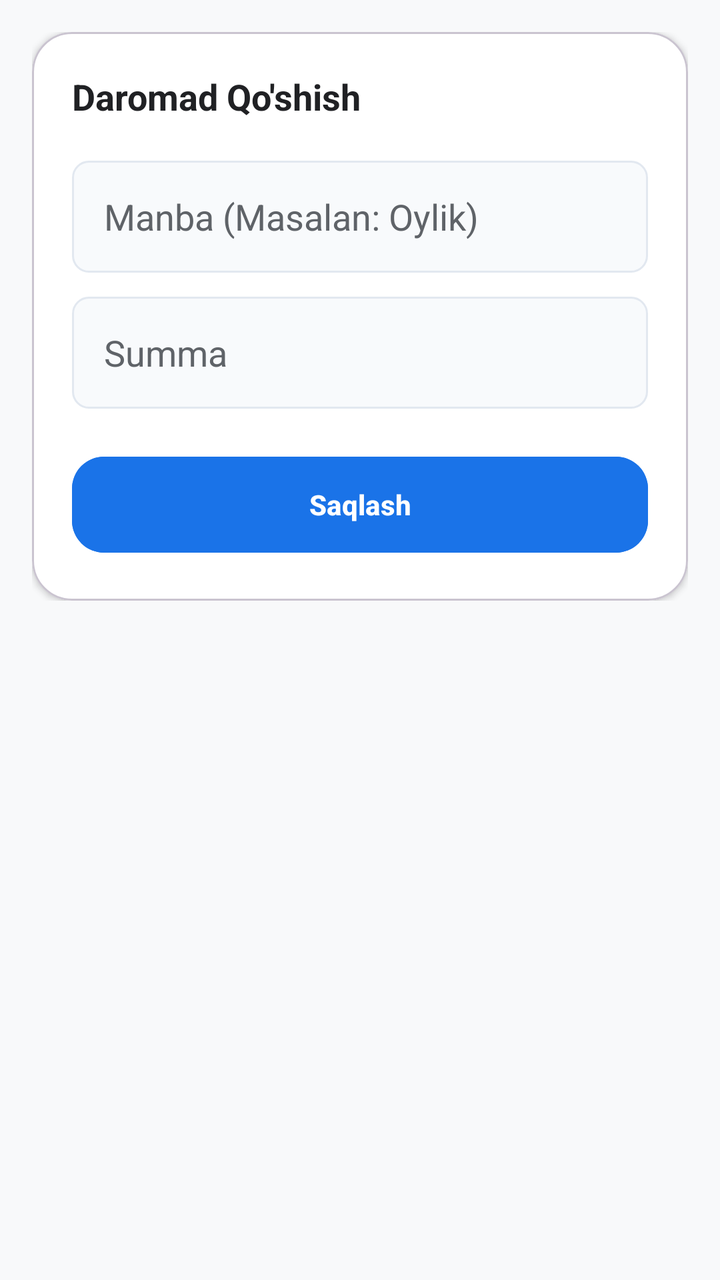
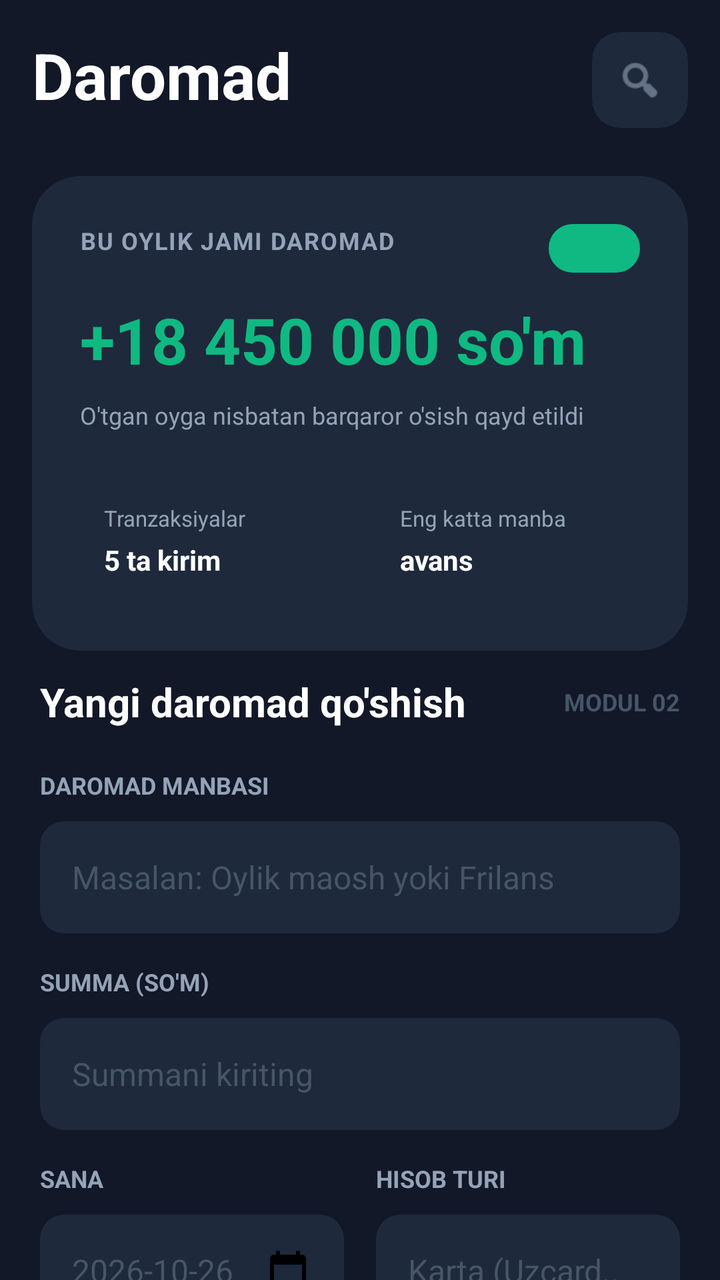

Screens rendered from an Android XML layout before and after an edit, with the pre-edit source and the edit as a unified diff.
<!-- AndroidManifest.xml: application theme Theme.Haftalikharajat -->
<!-- res/layout/fragment_income.xml -->
<?xml version="1.0" encoding="utf-8"?>
<androidx.core.widget.NestedScrollView xmlns:android="http://schemas.android.com/apk/res/android"
    xmlns:app="http://schemas.android.com/apk/res-auto"
    android:layout_width="match_parent"
    android:layout_height="match_parent"
    android:background="@color/background">

    <LinearLayout
        android:layout_width="match_parent"
        android:layout_height="wrap_content"
        android:orientation="vertical"
        android:padding="16dp">

        <com.google.android.material.card.MaterialCardView
            android:layout_width="match_parent"
            android:layout_height="wrap_content"
            app:cardCornerRadius="20dp"
            app:cardElevation="2dp"
            app:cardBackgroundColor="@color/surface">

            <LinearLayout
                android:layout_width="match_parent"
                android:layout_height="wrap_content"
                android:orientation="vertical"
                android:padding="20dp">

                <TextView
                    android:layout_width="wrap_content"
                    android:layout_height="wrap_content"
                    android:text="Daromad Qo'shish"
                    android:textSize="18sp"
                    android:textStyle="bold"
                    android:textColor="@color/on_surface"
                    android:layout_marginBottom="20dp"/>

                <EditText
                    android:id="@+id/etIncSource"
                    android:layout_width="match_parent"
                    android:layout_height="56dp"
                    android:hint="Manba (Masalan: Oylik)"
                    android:background="@drawable/edit_text_bg"
                    android:paddingHorizontal="16dp"
                    android:layout_marginBottom="12dp"
                    android:textColor="@color/black"
                    android:textColorHint="@color/secondary"/>

                <EditText
                    android:id="@+id/etIncAmount"
                    android:layout_width="match_parent"
                    android:layout_height="56dp"
                    android:hint="Summa"
                    android:inputType="numberDecimal"
                    android:background="@drawable/edit_text_bg"
                    android:paddingHorizontal="16dp"
                    android:layout_marginBottom="20dp"
                    android:textColor="@color/black"
                    android:textColorHint="@color/secondary"/>

                <Button
                    android:id="@+id/btnSaveInc"
                    android:layout_width="match_parent"
                    android:layout_height="56dp"
                    android:text="Saqlash"
                    android:backgroundTint="@color/primary"
                    android:textColor="@color/on_primary"
                    android:textStyle="bold"
                    app:cornerRadius="16dp"/>

            </LinearLayout>
        </com.google.android.material.card.MaterialCardView>

    </LinearLayout>
</androidx.core.widget.NestedScrollView>
<!-- resources referenced by this layout -->
<resources>
  <color name="background">#F8F9FA</color>
  <color name="black">#000000</color>
  <color name="on_primary">#FFFFFF</color>
  <color name="on_surface">#202124</color>
  <color name="primary">#1A73E8</color>
  <color name="secondary">#5F6368</color>
  <color name="surface">#FFFFFF</color>
  <!-- drawable edit_text_bg (drawable) -->
  <?xml version="1.0" encoding="utf-8"?>
  <shape xmlns:android="http://schemas.android.com/apk/res/android">
      <solid android:color="#F8FAFC"/>
      <stroke android:width="1dp" android:color="#E2E8F0"/>
      <corners android:radius="8dp"/>
  </shape>
  <style name="Theme.Haftalikharajat" parent="Base.Theme.Haftalikharajat" />
  <style name="Base.Theme.Haftalikharajat" parent="Theme.Material3.DayNight.NoActionBar">
          
          <item name="android:statusBarColor">#F0F2F5</item>
          <item name="android:windowLightStatusBar" tools:targetApi="m">true</item>
      </style>
</resources>

<!-- the commit's change to res/layout/fragment_income.xml (unified diff, before → after) -->
@@ -3,7 +3,7 @@
     xmlns:app="http://schemas.android.com/apk/res-auto"
     android:layout_width="match_parent"
     android:layout_height="match_parent"
-    android:background="@color/background">
+    android:background="#121827">
 
     <LinearLayout
         android:layout_width="match_parent"
@@ -11,63 +11,357 @@
         android:orientation="vertical"
         android:padding="16dp">
 
+        
+        <RelativeLayout
+            android:layout_width="match_parent"
+            android:layout_height="wrap_content"
+            android:layout_marginBottom="24dp">
+            <TextView
+                android:layout_width="wrap_content"
+                android:layout_height="wrap_content"
+                android:text="Daromad"
+                android:textColor="@color/white"
+                android:textSize="32sp"
+                android:textStyle="bold" />
+
+            <com.google.android.material.card.MaterialCardView
+                android:layout_width="48dp"
+                android:layout_height="48dp"
+                android:layout_alignParentEnd="true"
+                app:cardBackgroundColor="#1E293B"
+                app:cardCornerRadius="14dp"
+                app:strokeWidth="0dp">
+                <ImageView
+                    android:layout_width="24dp"
+                    android:layout_height="24dp"
+                    android:layout_gravity="center"
+                    android:src="@android:drawable/ic_menu_search"
+                    app:tint="#94A3B8"
+                    android:contentDescription="Qidiruv" />
+            </com.google.android.material.card.MaterialCardView>
+        </RelativeLayout>
+
+
+        
         <com.google.android.material.card.MaterialCardView
             android:layout_width="match_parent"
             android:layout_height="wrap_content"
-            app:cardCornerRadius="20dp"
-            app:cardElevation="2dp"
-            app:cardBackgroundColor="@color/surface">
+            app:cardCornerRadius="24dp"
+            app:cardBackgroundColor="#1E293B"
+            app:strokeWidth="0dp">
 
             <LinearLayout
                 android:layout_width="match_parent"
                 android:layout_height="wrap_content"
                 android:orientation="vertical"
-                android:padding="20dp">
+                android:padding="24dp">
+
+                <RelativeLayout
+                    android:layout_width="match_parent"
+                    android:layout_height="wrap_content">
+                    <TextView
+                        android:layout_width="wrap_content"
+                        android:layout_height="wrap_content"
+                        android:text="BU OYLIK JAMI DAROMAD"
+                        android:textColor="#94A3B8"
+                        android:textSize="12sp"
+                        android:textStyle="bold"
+                        android:letterSpacing="0.05"/>
+
+                    <TextView
+                        android:layout_width="wrap_content"
+                        android:layout_height="wrap_content"
+                        android:layout_alignParentEnd="true"
+                        android:text="+15%"
+                        android:textColor="#10B981"
+                        android:textSize="12sp"
+                        android:textStyle="bold"
+                        android:background="@drawable/status_bg_green"
+                        android:paddingLeft="8dp"
+                        android:paddingRight="8dp"
+                        android:paddingTop="4dp"
+                        android:paddingBottom="4dp"/>
+                </RelativeLayout>
+
+                <TextView
+                    android:id="@+id/tvTotalMonthlyIncome"
+                    android:layout_width="wrap_content"
+                    android:layout_height="wrap_content"
+                    android:text="+18 450 000 so'm"
+                    android:textColor="#10B981"
+                    android:textSize="32sp"
+                    android:textStyle="bold"
+                    android:layout_marginTop="12dp"/>
 
                 <TextView
                     android:layout_width="wrap_content"
                     android:layout_height="wrap_content"
-                    android:text="Daromad Qo'shish"
-                    android:textSize="18sp"
-                    android:textStyle="bold"
-                    android:textColor="@color/on_surface"
-                    android:layout_marginBottom="20dp"/>
-
-                <EditText
-                    android:id="@+id/etIncSource"
+                    android:text="O'tgan oyga nisbatan barqaror o'sish qayd etildi"
+                    android:textColor="#94A3B8"
+                    android:textSize="12sp"
+                    android:layout_marginTop="8dp"/>
+
+                <LinearLayout
                     android:layout_width="match_parent"
-                    android:layout_height="56dp"
-                    android:hint="Manba (Masalan: Oylik)"
-                    android:background="@drawable/edit_text_bg"
-                    android:paddingHorizontal="16dp"
-                    android:layout_marginBottom="12dp"
-                    android:textColor="@color/black"
-                    android:textColorHint="@color/secondary"/>
-
-                <EditText
-                    android:id="@+id/etIncAmount"
-                    android:layout_width="match_parent"
-                    android:layout_height="56dp"
-                    android:hint="Summa"
-                    android:inputType="numberDecimal"
-                    android:background="@drawable/edit_text_bg"
-                    android:paddingHorizontal="16dp"
-                    android:layout_marginBottom="20dp"
-                    android:textColor="@color/black"
-                    android:textColorHint="@color/secondary"/>
-
-                <Button
-                    android:id="@+id/btnSaveInc"
-                    android:layout_width="match_parent"
-                    android:layout_height="56dp"
-                    android:text="Saqlash"
-                    android:backgroundTint="@color/primary"
-                    android:textColor="@color/on_primary"
-                    android:textStyle="bold"
-                    app:cornerRadius="16dp"/>
+                    android:layout_height="wrap_content"
+                    android:orientation="horizontal"
+                    android:layout_marginTop="24dp">
+
+                    <LinearLayout
+                        android:layout_width="0dp"
+                        android:layout_height="wrap_content"
+                        android:layout_weight="1"
+                        android:orientation="vertical"
+                        android:padding="12dp"
+                        android:background="@drawable/bg_input_dark"
+                        android:layout_marginEnd="8dp">
+                        <TextView
+                            android:layout_width="wrap_content"
+                            android:layout_height="wrap_content"
+                            android:text="Tranzaksiyalar"
+                            android:textColor="#94A3B8"
+                            android:textSize="11sp" />
+                        <TextView
+                            android:id="@+id/tvSummaryIncCount"
+                            android:layout_width="wrap_content"
+                            android:layout_height="wrap_content"
+                            android:text="5 ta kirim"
+                            android:textColor="@color/white"
+                            android:textStyle="bold"
+                            android:layout_marginTop="4dp"
+                            android:textSize="14sp"/>
+                    </LinearLayout>
+
+                    <LinearLayout
+                        android:layout_width="0dp"
+                        android:layout_height="wrap_content"
+                        android:layout_weight="1"
+                        android:orientation="vertical"
+                        android:padding="12dp"
+                        android:background="@drawable/bg_input_dark"
+                        android:layout_marginStart="8dp">
+                        <TextView
+                            android:layout_width="wrap_content"
+                            android:layout_height="wrap_content"
+                            android:text="Eng katta manba"
+                            android:textColor="#94A3B8"
+                            android:textSize="11sp" />
+                        <TextView
+                            android:id="@+id/tvTopSource"
+                            android:layout_width="wrap_content"
+                            android:layout_height="wrap_content"
+                            android:text="avans"
+                            android:textColor="@color/white"
+                            android:textStyle="bold"
+                            android:layout_marginTop="4dp"
+                            android:textSize="14sp"/>
+                    </LinearLayout>
+                </LinearLayout>
 
             </LinearLayout>
         </com.google.android.material.card.MaterialCardView>
 
+
+        
+        <LinearLayout
+            android:layout_width="match_parent"
+            android:layout_height="wrap_content"
+            android:orientation="vertical"
+            android:layout_marginTop="8dp"
+            android:padding="4dp">
+
+            <RelativeLayout
+                android:layout_width="match_parent"
+                android:layout_height="wrap_content"
+                android:layout_marginBottom="20dp">
+                <TextView
+                    android:layout_width="wrap_content"
+                    android:layout_height="wrap_content"
+                    android:text="Yangi daromad qo'shish"
+                    android:textColor="@color/white"
+                    android:textSize="20sp"
+                    android:textStyle="bold" />
+                <TextView
+                    android:layout_width="wrap_content"
+                    android:layout_height="wrap_content"
+                    android:layout_alignParentEnd="true"
+                    android:layout_centerVertical="true"
+                    android:text="MODUL 02"
+                    android:textColor="#475569"
+                    android:textSize="12sp"
+                    android:textStyle="bold" />
+            </RelativeLayout>
+
+            <TextView
+                android:layout_width="wrap_content"
+                android:layout_height="wrap_content"
+                android:text="DAROMAD MANBASI"
+                android:textColor="#94A3B8"
+                android:textSize="12sp"
+                android:textStyle="bold"
+                android:layout_marginBottom="10dp"/>
+            <EditText
+                android:id="@+id/etIncSource"
+                android:layout_width="match_parent"
+                android:layout_height="56dp"
+                android:hint="Masalan: Oylik maosh yoki Frilans"
+                android:textColor="@color/white"
+                android:textColorHint="#475569"
+                android:background="@drawable/bg_input_dark"
+                android:paddingLeft="16dp"
+                android:paddingRight="16dp"
+                android:layout_marginBottom="16dp"
+                android:textSize="16sp"/>
+
+            <TextView
+                android:layout_width="wrap_content"
+                android:layout_height="wrap_content"
+                android:text="SUMMA (SO'M)"
+                android:textColor="#94A3B8"
+                android:textSize="12sp"
+                android:textStyle="bold"
+                android:layout_marginBottom="10dp"/>
+            <EditText
+                android:id="@+id/etIncAmount"
+                android:layout_width="match_parent"
+                android:layout_height="56dp"
+                android:hint="Summani kiriting"
+                android:inputType="numberDecimal"
+                android:textColor="@color/white"
+                android:textColorHint="#475569"
+                android:background="@drawable/bg_input_dark"
+                android:paddingLeft="16dp"
+                android:paddingRight="16dp"
+                android:layout_marginBottom="16dp"
+                android:textSize="16sp"/>
+
+            <LinearLayout
+                android:layout_width="match_parent"
+                android:layout_height="wrap_content"
+                android:orientation="horizontal">
+                <LinearLayout
+                    android:layout_width="0dp"
+                    android:layout_height="wrap_content"
+                    android:layout_weight="1"
+                    android:orientation="vertical"
+                    android:layout_marginEnd="8dp">
+                    <TextView
+                        android:layout_width="wrap_content"
+                        android:layout_height="wrap_content"
+                        android:text="SANA"
+                        android:textColor="#94A3B8"
+                        android:textSize="12sp"
+                        android:textStyle="bold"
+                        android:layout_marginBottom="10dp"/>
+                    <RelativeLayout
+                        android:id="@+id/rlDateContainer"
+                        android:layout_width="match_parent"
+                        android:layout_height="56dp"
+                        android:background="@drawable/bg_input_dark"
+                        android:paddingLeft="16dp"
+                        android:paddingRight="16dp">
+                        <EditText
+                            android:id="@+id/etIncDate"
+                            android:layout_width="match_parent"
+                            android:layout_height="match_parent"
+                            android:background="@null"
+                            android:hint="2026-10-26"
+                            android:focusable="false"
+                            android:clickable="false"
+                            android:textColor="@color/white"
+                            android:textColorHint="#475569"
+                            android:textSize="16sp"/>
+                        <ImageView
+                            android:id="@+id/ivCalendarIcon"
+                            android:layout_width="24dp"
+                            android:layout_height="24dp"
+                            android:layout_alignParentEnd="true"
+                            android:layout_centerVertical="true"
+                            android:src="@drawable/ic_calendar"
+                            app:tint="@color/black"/>
+                    </RelativeLayout>
+                </LinearLayout>
+
+                <LinearLayout
+                    android:layout_width="0dp"
+                    android:layout_height="wrap_content"
+                    android:layout_weight="1"
+                    android:orientation="vertical"
+                    android:layout_marginStart="8dp">
+                    <TextView
+                        android:layout_width="wrap_content"
+                        android:layout_height="wrap_content"
+                        android:text="HISOB TURI"
+                        android:textColor="#94A3B8"
+                        android:textSize="12sp"
+                        android:textStyle="bold"
+                        android:layout_marginBottom="10dp"/>
+                    <AutoCompleteTextView
+                        android:id="@+id/actvAccountType"
+                        android:layout_width="match_parent"
+                        android:layout_height="56dp"
+                        android:hint="Karta (Uzcard.."
+                        android:textColor="@color/white"
+                        android:textColorHint="#475569"
+                        android:background="@drawable/bg_input_dark"
+                        android:paddingLeft="16dp"
+                        android:paddingRight="16dp"
+                        android:textSize="16sp"
+                        android:completionThreshold="1"/>
+                </LinearLayout>
+            </LinearLayout>
+
+            <Button
+                android:id="@+id/btnSaveInc"
+                android:layout_width="match_parent"
+                android:layout_height="64dp"
+                android:text="DAROMADNI SAQLASH"
+                android:layout_marginTop="32dp"
+                android:backgroundTint="#3B82F6"
+                android:textColor="@color/white"
+                android:textStyle="bold"
+                android:textSize="16sp"
+                app:cornerRadius="16dp"/>
+        </LinearLayout>
+
+
+        <LinearLayout
+            android:layout_width="match_parent"
+            android:layout_height="wrap_content"
+            android:orientation="horizontal"
+            android:layout_marginTop="24dp"
+            android:layout_marginBottom="16dp"
+            android:gravity="center_vertical">
+
+            <TextView
+                android:layout_width="0dp"
+                android:layout_height="wrap_content"
+                android:layout_weight="1"
+                android:text="Daromadlar ro'yxati"
+                android:textSize="18sp"
+                android:textStyle="bold"
+                android:textColor="@color/white"/>
+
+            <TextView
+                android:id="@+id/tvIncomeCount"
+                android:layout_width="wrap_content"
+                android:layout_height="wrap_content"
+                android:text="5 TA KIRIM"
+                android:textSize="11sp"
+                android:textStyle="bold"
+                android:textColor="#3B82F6"
+                android:background="@drawable/bg_input_dark"
+                android:paddingLeft="12dp"
+                android:paddingRight="12dp"
+                android:paddingTop="6dp"
+                android:paddingBottom="6dp"/>
+        </LinearLayout>
+
+        <androidx.recyclerview.widget.RecyclerView
+            android:id="@+id/rvIncomes"
+            android:layout_width="match_parent"
+            android:layout_height="wrap_content"
+            android:nestedScrollingEnabled="false"/>
+
     </LinearLayout>
 </androidx.core.widget.NestedScrollView>
<!-- resource entries referenced after the edit -->
@@ -1,23 +1,38 @@
 <!-- resources referenced by this layout -->
 <resources>
-  <color name="background">#F8F9FA</color>
   <color name="black">#000000</color>
-  <color name="on_primary">#FFFFFF</color>
-  <color name="on_surface">#202124</color>
-  <color name="primary">#1A73E8</color>
-  <color name="secondary">#5F6368</color>
-  <color name="surface">#FFFFFF</color>
-  <!-- drawable edit_text_bg (drawable) -->
+  <color name="white">#FFFFFF</color>
+  <!-- drawable bg_input_dark (drawable) -->
   <?xml version="1.0" encoding="utf-8"?>
   <shape xmlns:android="http://schemas.android.com/apk/res/android">
-      <solid android:color="#F8FAFC"/>
-      <stroke android:width="1dp" android:color="#E2E8F0"/>
-      <corners android:radius="8dp"/>
+      <solid android:color="#1E293B" />
+      <corners android:radius="12dp" />
   </shape>
+  <!-- drawable ic_calendar (drawable) -->
+  <vector xmlns:android="http://schemas.android.com/apk/res/android"
+      android:width="24dp"
+      android:height="24dp"
+      android:viewportWidth="24"
+      android:viewportHeight="24"
+      android:tint="?attr/colorControlNormal">
+    <path
+        android:fillColor="@android:color/white"
+        android:pathData="M19,4h-1V2h-2v2H8V2H6v2H5C3.89,4 3.01,4.9 3.01,6L3,20c0,1.1 0.89,2 2,2h14c1.1,0 2,-0.9 2,-2V6C21,4.9 20.1,4 19,4zM19,20H5V9h14V20z"/>
+  </vector>
+  <!-- drawable status_bg_green (drawable) -->
+  <?xml version="1.0" encoding="utf-8"?>
+  <shape xmlns:android="http://schemas.android.com/apk/res/android">
+      <solid android:color="@color/income_green"/>
+      <corners android:radius="12dp"/>
+  </shape>
+  <color name="primary">#3B82F6</color>
+  <color name="bg_app">#F3F4F6</color>
   <style name="Theme.Haftalikharajat" parent="Base.Theme.Haftalikharajat" />
+  <color name="income_green">#10B981</color>
   <style name="Base.Theme.Haftalikharajat" parent="Theme.Material3.DayNight.NoActionBar">
-          
-          <item name="android:statusBarColor">#F0F2F5</item>
+          <item name="colorPrimary">@color/primary</item>
+          <item name="android:windowBackground">@color/bg_app</item>
+          <item name="android:statusBarColor">@color/bg_app</item>
           <item name="android:windowLightStatusBar" tools:targetApi="m">true</item>
       </style>
 </resources>
